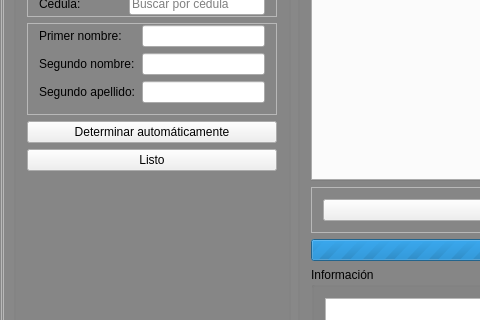
Qt form transporte_ucv_harvester/mainwindow.ui (BlastDV/compusciens-ucv-transporte-harvester) before a commit; both pictures show x 0 to 480 and y 100 to 420 of the 800 by 600 pixel window.
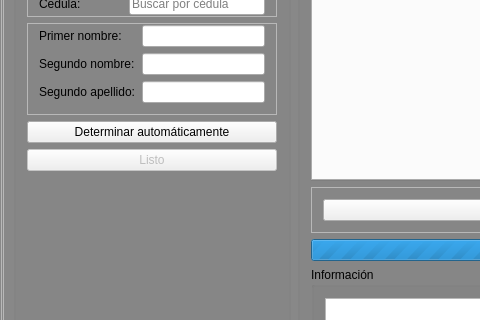
The same form after that commit. Icons and pictures are not drawn.

Commit message: Corregido el problema de pasar a la fase de lectura de codigos sin haber seleccionado un transportista valido antes. Queda por resolver la eliminacion de cedulas repetivas no consecutivas en la carga final. ¿Se hara con una busqueda n^2? ¿Se hara con un qmap? ¿QMap no sera n^2 tambien?

```diff
--- a/transporte_ucv_harvester/mainwindow.ui
+++ b/transporte_ucv_harvester/mainwindow.ui
@@ -247,6 +247,9 @@
              </item>
              <item>
               <widget class="QPushButton" name="DriverReadyButton">
+               <property name="enabled">
+                <bool>false</bool>
+               </property>
                <property name="text">
                 <string>Listo</string>
                </property>
```
The commit also changes 2 other files.
